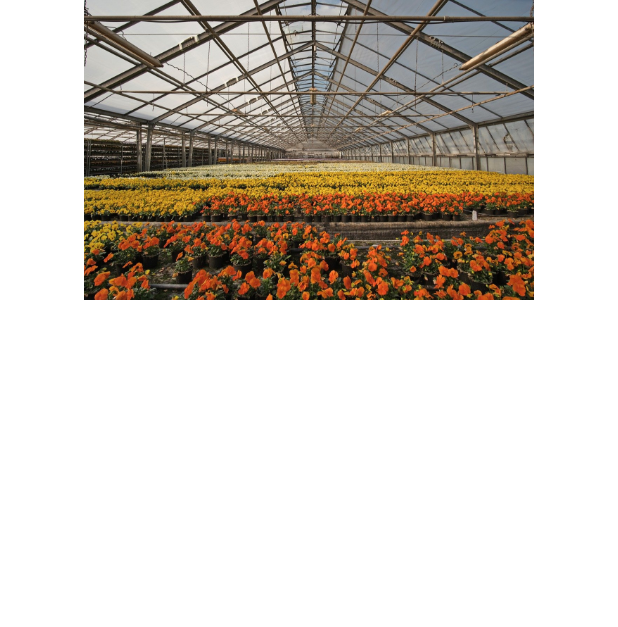
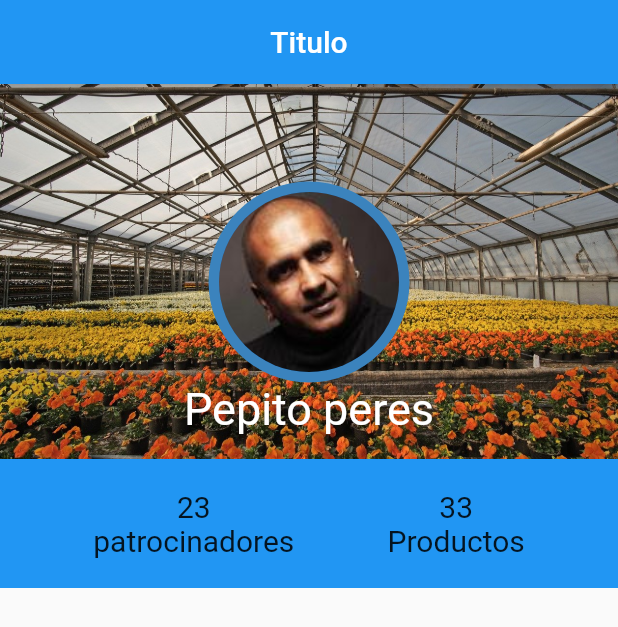
Before and after one commit to Jaleman1005/AppComerciantes, a Flutter app: the screen it shows after launch, on a phone screen of 412 x 824 dp. Shown: the top 627 px of the screen. Run offline on Flutter 3.47's test engine with Material 2 defaults, Android fonts, the phone set to English and light mode, and no system bars.

Commit message:
Modify view profile

```diff
--- a/app_comerciante/lib/main.dart
+++ b/app_comerciante/lib/main.dart
@@ -9,10 +9,6 @@ class MyApp extends StatelessWidget {
   @override
   Widget build(BuildContext context) {
     return MaterialApp(
-      title: 'AppComerciantes',
-      theme: ThemeData(
-        primarySwatch: Colors.blue,
-      ),
       home: Perfil(),
     );
   }
--- a/app_comerciante/lib/pages/Perfil/perfil.dart
+++ b/app_comerciante/lib/pages/Perfil/perfil.dart
@@ -5,18 +5,81 @@ class Perfil extends StatelessWidget {
 
   @override
   Widget build(BuildContext context) {
-    return Center(
-      child: Column(
+    return Scaffold(
+      appBar: AppBar(
+        title: Text('Titulo'),
+        centerTitle: true,
+      ),
+      body: VistaFondoPerfil()
+    );
+  }
+}
+
+class VistaFondoPerfil extends StatelessWidget {
+  const VistaFondoPerfil({
+    Key key,
+  }) : super(key: key);
+
+  @override
+  Widget build(BuildContext context) {
+    return Column(
+      crossAxisAlignment: CrossAxisAlignment.stretch,
       children: <Widget>[
         Container(
-                height: 200,
+          height: 250,
+          padding: EdgeInsets.only(bottom: 16),
           decoration: BoxDecoration(
             image: DecorationImage(
               image: AssetImage('assets/fondo.jpg'),
-                  )
+              fit: BoxFit.cover,
             ),
           ),
-          Row(
+          child: Column(
+            mainAxisAlignment: MainAxisAlignment.end,
+            children: <Widget>[
+              CircleAvatar(
+                radius: 67,
+                backgroundColor: Color.fromRGBO(59, 131, 189, 300),
+                child: CircleAvatar(
+                  radius: 60,
+                  backgroundImage: AssetImage('assets/perfil.jpg'),
+                ),
+              ),
+              Text('Pepito peres',
+                  style: TextStyle(color: Colors.white, fontSize: 30)),
+            ],
+          ),
+        ),
+        SumaPatrocinadoresProductos(),
+      ],
+    );
+  }
+}
+
+class SumaPatrocinadoresProductos extends StatelessWidget {
+  const SumaPatrocinadoresProductos({
+    Key key,
+  }) : super(key: key);
+
+  @override
+  Widget build(BuildContext context) {
+    return Container(
+        color: Colors.blue,
+        padding: EdgeInsets.symmetric(vertical: 20),
+        child: Row(
+          mainAxisAlignment: MainAxisAlignment.spaceEvenly,
+          children: <Widget>[
+            Column(
+              children: <Widget>[
+                Text('23', style: TextStyle(fontSize: 20)),
+                Text('patrocinadores', style: TextStyle(fontSize: 20)),
+              ],
+            ),
+            Column(
+              children: <Widget>[
+                Text('33', style: TextStyle(fontSize: 20)),
+                Text('Productos', style: TextStyle(fontSize: 20)),
+              ],
             ),
           ],
         )
```
Lines whose indentation alone changed are shown as unchanged.
